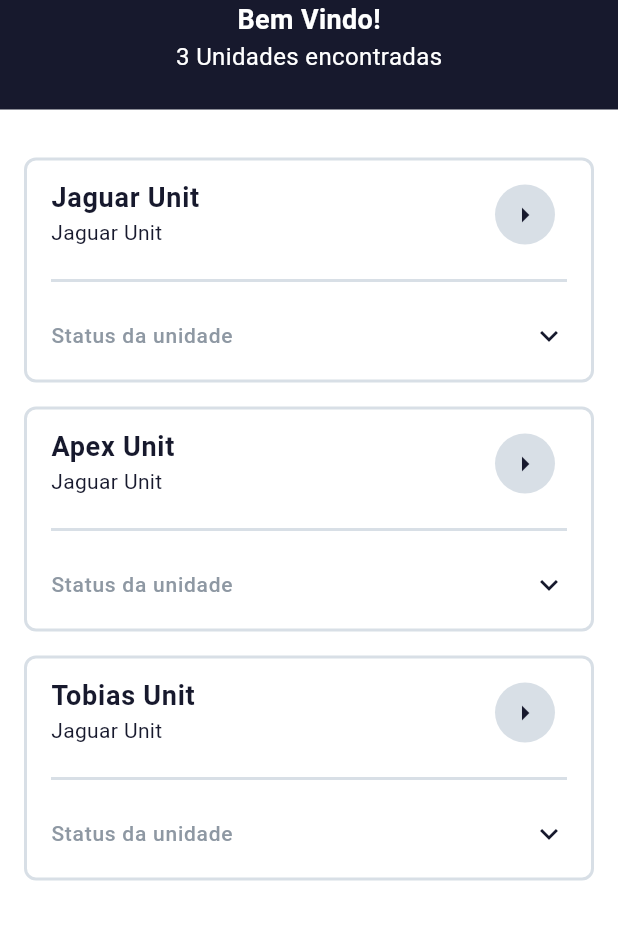
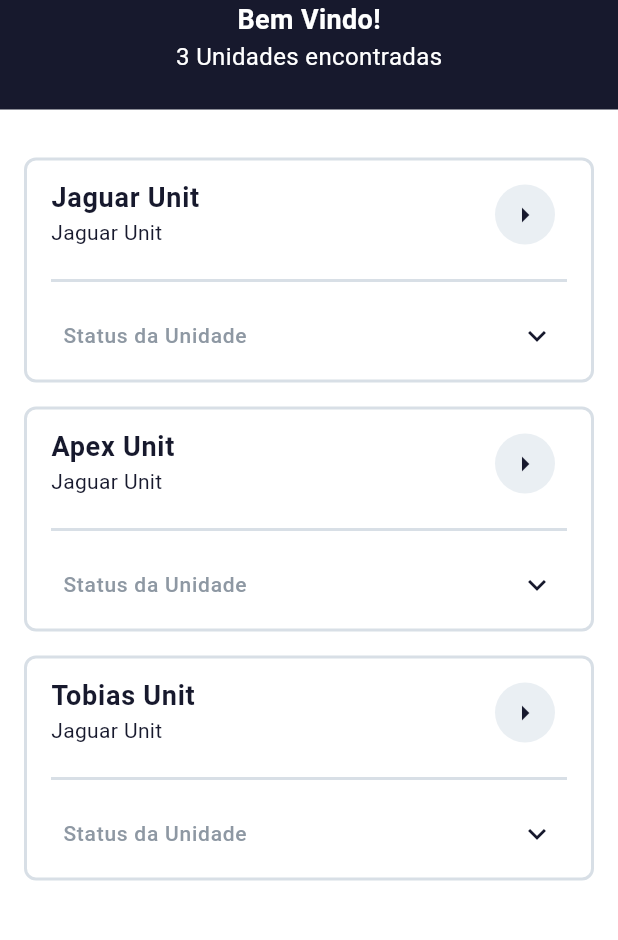
Before and after one commit to IagoAntunes/tractian_test, a Flutter app: the screen it shows after launch, on a phone screen of 412 x 824 dp, the part 84-1024 px from its top. Run offline on Flutter 3.47's test engine with Material 3 defaults, Android fonts, the phone set to English and light mode, and no system bars; our stand-ins replace dio, get, get_storage, internet_connection_checker, shimmer; missing offline and left inert: qr_code_scanner.

Commit message:
feat: show unit status on home page

```diff
--- a/lib/features/assets/domain/repositories/i_asset_repository.dart
+++ b/lib/features/assets/domain/repositories/i_asset_repository.dart
@@ -5,6 +5,7 @@ import '../responses/get_localizations_response.dart';
 
 abstract class IAssetRepository {
   Future<GetAssetsResponse> getAssets(String nameUnit);
+  Future<Map<String, int>> getInfoAsset(String nameUnit);
   Future<GetLocalizationsResponse> getLocalizations(String nameUnit);
   Future<GetDataResponse> getData(String nameUnit);
 }
--- a/lib/features/home/presentation/pages/home_page.dart
+++ b/lib/features/home/presentation/pages/home_page.dart
@@ -4,8 +4,8 @@ import 'package:tractian_test/core/widgets/banner_offline_data.dart';
 import 'package:tractian_test/features/home/presentation/controllers/home_controller.dart';
 import 'package:tractian_test/features/home/presentation/states/home_state.dart';
 import 'package:tractian_test/settings/style/app_style_colors.dart';
-
 import '../../../../core/utils/assets_route.dart';
+import '../widgets/status_unit.dart';
 
 class HomePage extends StatelessWidget {
   HomePage({super.key});
@@ -67,7 +67,7 @@ class HomePage extends StatelessWidget {
           ),
           Expanded(
             child: Padding(
-              padding: const EdgeInsets.symmetric(horizontal: 16, vertical: 32),
+              padding: const EdgeInsets.only(left: 16, right: 16, top: 32),
               child: Obx(
                 () => ListView.separated(
                   itemCount: homeController.state.value.unities.length,
@@ -92,7 +92,7 @@ class HomePage extends StatelessWidget {
                         children: [
                           ListTile(
                             trailing: CircleAvatar(
-                              backgroundColor: AppStyleColors.gray200,
+                              backgroundColor: AppStyleColors.gray100,
                               child: Icon(
                                 Icons.arrow_right,
                                 color: AppStyleColors.platformHeader,
@@ -129,7 +129,10 @@ class HomePage extends StatelessWidget {
                               thickness: 2.0,
                             ),
                           ),
-                          const StatusUnit()
+                          StatusUnit(
+                            nameUnit:
+                                homeController.state.value.unities[index].name,
+                          )
                         ],
                       ),
                     ),
@@ -143,34 +146,3 @@ class HomePage extends StatelessWidget {
     );
   }
 }
-
-class StatusUnit extends StatelessWidget {
-  const StatusUnit({
-    super.key,
-  });
-  @override
-  Widget build(BuildContext context) {
-    return Padding(
-      padding: const EdgeInsets.symmetric(horizontal: 16),
-      child: ExpansionTile(
-        tilePadding: EdgeInsets.zero,
-        iconColor: AppStyleColors.platformHeader,
-        collapsedIconColor: AppStyleColors.platformHeader,
-        title: Row(
-          mainAxisAlignment: MainAxisAlignment.spaceBetween,
-          children: [
-            Text(
-              "Status da unidade",
-              style: TextStyle(
-                fontSize: 14,
-                fontWeight: FontWeight.w500,
-                color: AppStyleColors.gray500,
-              ),
-            ),
-          ],
-        ),
-        children: const [],
-      ),
-    );
-  }
-}
--- /dev/null
+++ b/lib/features/home/presentation/states/status_unit_state.dart
@@ -0,0 +1,18 @@
+abstract class IStatusUnitState {
+  IStatusUnitState({
+    required this.infoUnit,
+  });
+  Map<String, int> infoUnit;
+}
+
+class IdleStatusUnitState extends IStatusUnitState {
+  IdleStatusUnitState({required super.infoUnit});
+}
+
+class LoadingStatusUnitState extends IStatusUnitState {
+  LoadingStatusUnitState({required super.infoUnit});
+}
+
+class SuccessStatusUnitState extends IStatusUnitState {
+  SuccessStatusUnitState({required super.infoUnit});
+}
```
Also changed, not shown: lib/features/assets/infra/repositories/asset_repository.dart (+31 -0 lines), lib/features/assets/presentation/bindings/assets_binding.dart (+1 -13 lines), lib/features/home/presentation/binding/home_binding.dart (+14 -0 lines), lib/features/home/presentation/widgets/status_unit.dart (added, +161 -0 lines).
